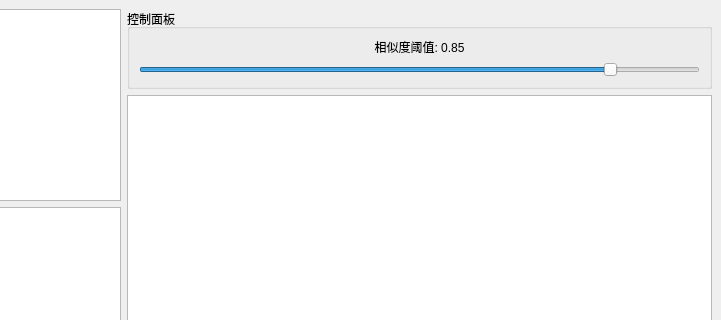
Old version of the form ImageTool.ui in the repository Fryt1/TextureSimilarityAnalyzer; both pictures show x 559 to 1280 and y 0 to 320 of the 1280 by 720 pixel window.
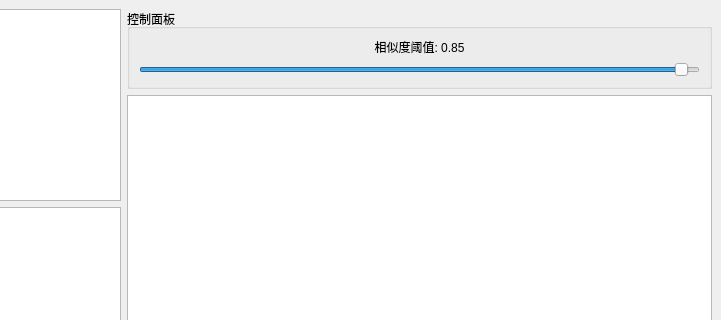
New version of the form.

```diff
--- a/ImageTool.ui
+++ b/ImageTool.ui
@@ -92,7 +92,7 @@
             <number>100</number>
            </property>
            <property name="value">
-            <number>85</number>
+            <number>98</number>
            </property>
            <property name="orientation">
             <enum>Qt::Horizontal</enum>
```
